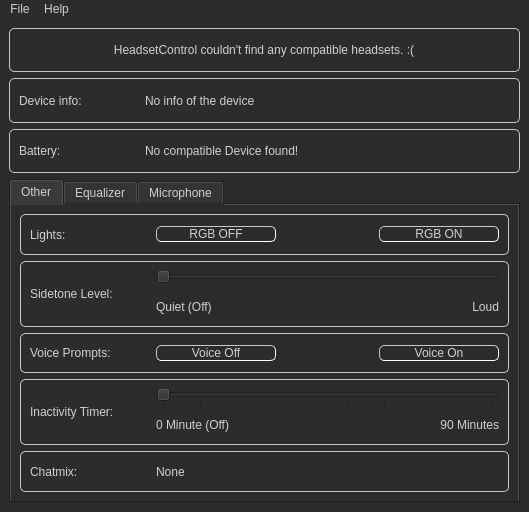
Above: mainwindow.ui from LeoKlaus/HeadsetControl-GUI before the change. Below: the same form after it.
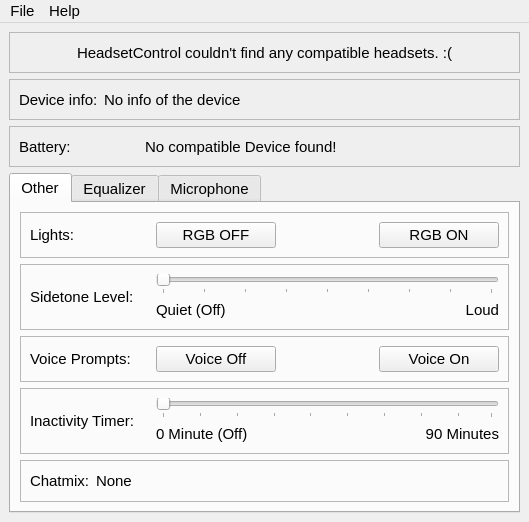
That is the form after the change. Icons and pictures are not drawn.

```diff
--- a/mainwindow.ui
+++ b/mainwindow.ui
@@ -7,7 +7,7 @@
     <x>0</x>
     <y>0</y>
     <width>529</width>
-    <height>512</height>
+    <height>522</height>
    </rect>
   </property>
   <property name="sizePolicy">
@@ -22,6 +22,11 @@
     <height>0</height>
    </size>
   </property>
+  <property name="font">
+   <font>
+    <pointsize>11</pointsize>
+   </font>
+  </property>
   <property name="windowTitle">
    <string>HeadsetControl - GUI</string>
   </property>
@@ -30,11 +35,7 @@
     <normaloff>:/icons/headphones.png</normaloff>:/icons/headphones.png</iconset>
   </property>
   <property name="styleSheet">
-   <string notr="true">background-color: rgb(44, 44, 44);
-color: rgb(208, 208, 208);
-font: 87 10pt &quot;Segoe UI Black&quot;;
-
-</string>
+   <string notr="true"/>
   </property>
   <widget class="QWidget" name="centralwidget">
    <property name="sizePolicy">
@@ -56,23 +57,7 @@
     </size>
    </property>
    <property name="styleSheet">
-    <string notr="true">QLabel {
-	min-width: 120px;
-	max-width: 120px;
-}
-
-QPushButton {
-	border-width: 1px;
-	border-color: rgb(200, 200, 200);
-	border-style: inset;
-	border-radius: 5px;
-}
-.QFrame {
-	border-radius: 5px;
-	border-width: 1px;
-	border-style: solid;
-	border-color: rgb(200, 200, 200);
-}</string>
+    <string notr="true"/>
    </property>
    <layout class="QVBoxLayout" name="verticalLayout_4">
     <item>
@@ -84,10 +69,13 @@
        </sizepolicy>
       </property>
       <property name="styleSheet">
-       <string notr="true">QLabel {
-min-width: 400px;
-max-width: 400px;
-}</string>
+       <string notr="true"/>
+      </property>
+      <property name="frameShape">
+       <enum>QFrame::StyledPanel</enum>
+      </property>
+      <property name="frameShadow">
+       <enum>QFrame::Raised</enum>
       </property>
       <layout class="QHBoxLayout" name="horizontalLayout_19">
        <item>
@@ -100,13 +88,13 @@
          </property>
          <property name="minimumSize">
           <size>
-           <width>400</width>
+           <width>0</width>
            <height>0</height>
           </size>
          </property>
          <property name="maximumSize">
           <size>
-           <width>400</width>
+           <width>16777215</width>
            <height>16777215</height>
           </size>
          </property>
@@ -176,10 +164,7 @@
           </size>
          </property>
          <property name="styleSheet">
-          <string notr="true">QLabel {
-min-width: 300px;
-max-width: 300px;
-}</string>
+          <string notr="true"/>
          </property>
          <property name="text">
           <string>No info of the device</string>
@@ -287,10 +272,7 @@
           </size>
          </property>
          <property name="styleSheet">
-          <string notr="true">QLabel {
-min-width: 200px;
-max-width: 200px;
-}</string>
+          <string notr="true"/>
          </property>
          <property name="text">
           <string>No compatible Device found!</string>
@@ -355,6 +337,12 @@
             <verstretch>0</verstretch>
            </sizepolicy>
           </property>
+          <property name="frameShape">
+           <enum>QFrame::StyledPanel</enum>
+          </property>
+          <property name="frameShadow">
+           <enum>QFrame::Raised</enum>
+          </property>
           <layout class="QHBoxLayout" name="horizontalLayout_17">
            <item>
             <widget class="QLabel" name="lightLabel">
@@ -434,6 +422,12 @@
             <verstretch>0</verstretch>
            </sizepolicy>
           </property>
+          <property name="frameShape">
+           <enum>QFrame::StyledPanel</enum>
+          </property>
+          <property name="frameShadow">
+           <enum>QFrame::Raised</enum>
+          </property>
           <layout class="QHBoxLayout" name="horizontalLayout_14">
            <item>
             <widget class="QLabel" name="sidetoneLabel">
@@ -537,6 +531,12 @@
             <verstretch>0</verstretch>
            </sizepolicy>
           </property>
+          <property name="frameShape">
+           <enum>QFrame::StyledPanel</enum>
+          </property>
+          <property name="frameShadow">
+           <enum>QFrame::Raised</enum>
+          </property>
           <layout class="QHBoxLayout" name="horizontalLayout_16">
            <item>
             <widget class="QLabel" name="voiceLabel">
@@ -620,6 +620,12 @@
             <verstretch>0</verstretch>
            </sizepolicy>
           </property>
+          <property name="frameShape">
+           <enum>QFrame::StyledPanel</enum>
+          </property>
+          <property name="frameShadow">
+           <enum>QFrame::Raised</enum>
+          </property>
           <layout class="QHBoxLayout" name="horizontalLayout_15">
            <item>
             <widget class="QLabel" name="inactivityLabel">
@@ -1109,7 +1115,7 @@
      <x>0</x>
      <y>0</y>
      <width>529</width>
-     <height>22</height>
+     <height>25</height>
     </rect>
    </property>
    <widget class="QMenu" name="menuFile">
```
Left out of the diff: 50 changed lines with no effect on the pictures.
